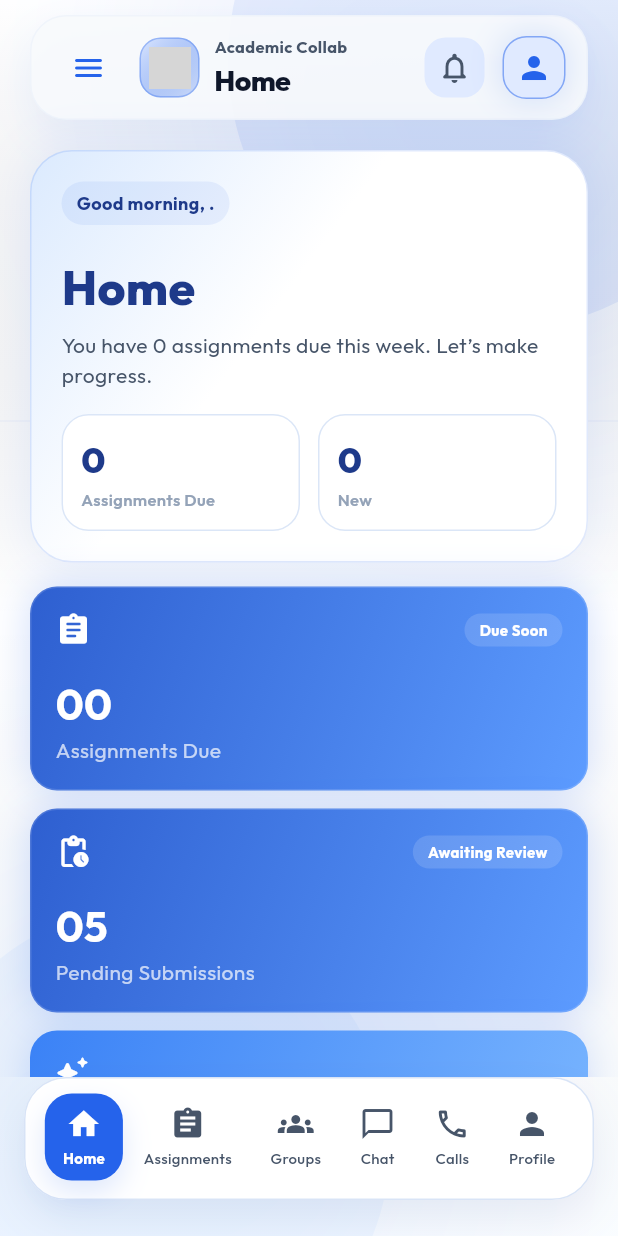
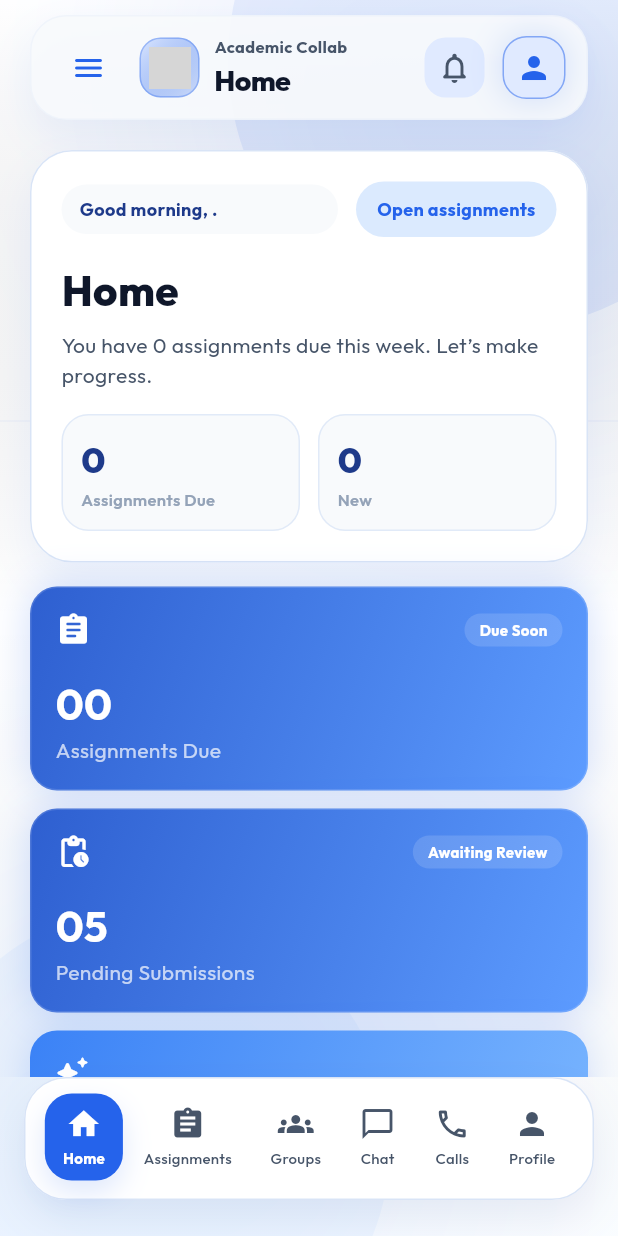
Before and after one commit to jare654/Edu-Collab, a Flutter app: the StudentHomeScreen screen opened by its route, on a phone screen of 412 x 824 dp. Run offline on Flutter 3.47's test engine with Material 3 defaults, Android fonts, the light colour scheme and no system bars; our stand-ins replace dio, drift, envied, file_picker, go_router, google_fonts and 2 more; missing offline and left inert: jitsi_meet_flutter_sdk; accounts and stored records are empty; generated files the repository leaves out were written again; network calls fail; grey boxes are pictures that could not be loaded.

Commit message:
feat: enhance student dashboard and navigation experience
- Redesign student home screen with improved layout and functionality
- Update student scaffold with better navigation and theming
- Expand app strings with comprehensive localization support
- Enhance app router with better navigation handling
- Improve overall student user experience and accessibility

```diff
--- a/lib/core/localization/app_strings.dart
+++ b/lib/core/localization/app_strings.dart
@@ -44,6 +44,39 @@ class AppStringsDelegate extends LocalizationsDelegate<AppStrings> {
 const Map<String, String> _en = {
   'app_name': 'Academic Collaboration',
   'start_subtitle': 'AN ASSIGNMENT HUB',
+  'welcome_to': 'Welcome to',
+  'get_started': 'Get Started',
+  'start_tagline': 'Join collaborative classrooms',
+  'start_description':
+      'Assignments, group work, chat, and live calls in one polished academic workspace.',
+  'secure_workspace': 'Secure workspace',
+  'live_collaboration': 'Live collaboration',
+  'agree_terms': 'By continuing, you agree to our Terms of Service.',
+  'skip': 'Skip',
+  'next': 'Next',
+  'onboarding_title_1': 'Learn with your class, not around it',
+  'onboarding_body_1':
+      'Stay synced with lecturers, teammates, and assignments from the very first day.',
+  'onboarding_title_2': 'Move at your pace',
+  'onboarding_body_2':
+      'Track deadlines, review resources, and keep momentum without losing the bigger picture.',
+  'onboarding_title_3': 'Turn feedback into progress',
+  'onboarding_body_3':
+      'See updates, group activity, and live calls in one streamlined academic dashboard.',
+  'support_message':
+      'Need help? Contact our support team directly at support@educollab.com.',
+  'splash_copy_1': 'Ideas come together.',
+  'splash_copy_2': 'Connecting...',
+  'splash_copy_3': 'Building together.',
+  'splash_tagline': 'Learn together. Grow together.',
+  'onboarding_badge_1': 'Daily progress',
+  'onboarding_badge_2': 'Flexible pace',
+  'onboarding_badge_3': 'Visible wins',
+  'verification_step': 'Step 3 of 3',
+  'verification_tip':
+      'Enter the code from your inbox to finish setting up your account.',
+  'open_assignments': 'Open assignments',
+  'call_unavailable_short': 'Unable to open the call right now.',
   'login': 'Log In',
   'create_account': 'Create Account',
   'support': 'SUPPORT',
@@ -267,12 +300,14 @@ const Map<String, String> _en = {
   'assignment_type': 'Assignment Type',
   'individual_assignment': 'Individual',
   'group_assignment': 'Group',
-  'group_assignment_note': 'For group assignments, add all group member emails.',
+  'group_assignment_note':
+      'For group assignments, add all group member emails.',
   'start_group_call': 'Start Group Call',
   'starting_call': 'Starting call...',
   'call_student': 'Call student',
   'calls': 'Calls',
-  'calls_subtitle': 'See answered, missed, individual, and group call activity.',
+  'calls_subtitle':
+      'See answered, missed, individual, and group call activity.',
   'all_calls': 'All calls',
   'answered_calls': 'Answered',
   'missed_calls': 'Missed',
@@ -285,7 +320,8 @@ const Map<String, String> _en = {
   'no_call_logs': 'No calls recorded yet.',
   'unknown_contact': 'Unknown contact',
   'video_call_unavailable': 'Video calling is unavailable right now.',
-  'select_student_to_call': 'Choose a student from submissions to start a call.',
+  'select_student_to_call':
+      'Choose a student from submissions to start a call.',
   'opening_call': 'Opening call...',
   'send_email_notification': 'Send email notification',
   'send_email_notification_subtitle': 'Notify students when you publish.',
@@ -535,6 +571,37 @@ const Map<String, String> _en = {
 const Map<String, String> _am = {
   'app_name': 'የትምህርት ትብብር',
   'start_subtitle': 'የተግባር ማዕከል',
+  'welcome_to': 'እንኳን ወደ',
+  'get_started': 'ጀምር',
+  'start_tagline': 'የተባበሩ ክፍሎችን ይቀላቀሉ',
+  'start_description':
+      'ተግባራት፣ የቡድን ስራ፣ ቻት እና የቀጥታ ጥሪዎችን በአንድ ዘመናዊ የትምህርት ስርዓት ውስጥ ያግኙ።',
+  'secure_workspace': 'ደህንነቱ የተጠበቀ ቦታ',
+  'live_collaboration': 'የቀጥታ ትብብር',
+  'agree_terms': 'በመቀጠል የአገልግሎት ውሎቻችንን ተስማምተዋል።',
+  'skip': 'ዝለል',
+  'next': 'ቀጣይ',
+  'onboarding_title_1': 'ከክፍልዎ ጋር በአንድነት ይማሩ',
+  'onboarding_body_1':
+      'ከመጀመሪያው ቀን ጀምሮ ከአስተማሪዎች፣ ከቡድን አባላት እና ከተግባራት ጋር ተመሳሳይ መረጃ ይኑርዎት።',
+  'onboarding_title_2': 'በራስዎ ፍጥነት ይጓዙ',
+  'onboarding_body_2':
+      'ጊዜ ገደቦችን ይከታተሉ፣ ምንጮችን ይመልከቱ፣ እና ትልቁን ምስል ሳያጡ እድገትዎን ይጠብቁ።',
+  'onboarding_title_3': 'ግብረመልስን ወደ እድገት ይቀይሩ',
+  'onboarding_body_3':
+      'ማሻሻያዎችን፣ የቡድን እንቅስቃሴን እና የቀጥታ ጥሪዎችን በአንድ የተዘጋጀ የትምህርት መቆጣጠሪያ ውስጥ ይመልከቱ።',
+  'support_message': 'እርዳታ ይፈልጋሉ? በ support@educollab.com የድጋፍ ቡድናችንን ያግኙ።',
+  'splash_copy_1': 'ሀሳቦች አንድ ይሆናሉ።',
+  'splash_copy_2': 'በመገናኘት ላይ...',
+  'splash_copy_3': 'በአንድነት በመገንባት ላይ።',
+  'splash_tagline': 'በአንድነት ተማሩ። በአንድነት እደጉ።',
+  'onboarding_badge_1': 'ዕለታዊ እድገት',
+  'onboarding_badge_2': 'ተለዋዋጭ ፍጥነት',
+  'onboarding_badge_3': 'የሚታዩ ውጤቶች',
+  'verification_step': 'ደረጃ 3 ከ 3',
+  'verification_tip': 'መለያዎን ለመጨረስ ከኢሜይልዎ የመጣውን ኮድ ያስገቡ።',
+  'open_assignments': 'ተግባራትን ክፈት',
+  'call_unavailable_short': 'ጥሪውን አሁን መክፈት አልተቻለም።',
   'login': 'ግባ',
   'create_account': 'መለያ ፍጠር',
   'support': 'ድጋፍ',
@@ -600,8 +667,7 @@ const Map<String, String> _am = {
   'nothing_in_this_tab': 'በዚህ ትር ምንም የለም',
   'upcoming_assignments_here': 'ቀረቡ ተግባራት እዚህ ይታያሉ።',
   'completed_assignments_here': 'የተጠናቀቁ ተግባራት እዚህ ይታያሉ።',
-  'assignments_synced_message':
-      'ተግባራት በአስተማሪዎ ወደ ኢሜይልዎ ከተመደቡ በኋላ ይታያሉ።',
+  'assignments_synced_message': 'ተግባራት በአስተማሪዎ ወደ ኢሜይልዎ ከተመደቡ በኋላ ይታያሉ።',
   'due_date': 'የሚጠናቀቀበት {date}',
   'view_details': 'ዝርዝር ይመልከቱ',
   'submit': 'አስገባ',
@@ -842,8 +908,7 @@ const Map<String, String> _am = {
   'profile_settings': 'የመገለጫ ቅንብሮች',
   'groups': 'ቡድኖች',
   'groups_created_by_lecturer': 'ቡድኖች በአስተማሪዎች ይፈጠራሉ',
-  'groups_created_by_lecturer_subtitle':
-      'አስተማሪዎ ቡድኑ ሲዘጋጅ ግብዣ ይልካል።',
+  'groups_created_by_lecturer_subtitle': 'አስተማሪዎ ቡድኑ ሲዘጋጅ ግብዣ ይልካል።',
   'academic_collaboration': 'የትምህርት ትብብር',
   'group_work_overview': 'የቡድን ስራ አጠቃላይ እይታ',
   'groups_overview': 'የቡድን አጠቃላይ እይታ',
--- a/lib/core/router/app_router.dart
+++ b/lib/core/router/app_router.dart
@@ -5,6 +5,8 @@ import '../../features/auth/forgot_password_screen.dart';
 import '../../features/auth/create_account_screen.dart';
 import '../../features/auth/verify_code_screen.dart';
 import '../../features/auth/start_screen.dart';
+import '../../features/auth/onboarding_screen.dart';
+import '../../features/auth/splash_screen.dart';
 import '../../features/assignments/assignment_detail_screen.dart';
 import '../../features/assignments/assignment_submission_screen.dart';
 import '../../features/assignments/student_assignments_screen.dart';
@@ -42,13 +44,15 @@ import '../../shared/widgets/lecturer_scaffold.dart';
 GoRouter createRouter(AuthNotifier auth) {
   return GoRouter(
     refreshListenable: auth,
-    initialLocation: '/start',
+    initialLocation: '/splash',
     redirect: (context, state) {
       if (auth.loading) return null;
       final loggedIn = auth.isAuthenticated;
       final loc = state.matchedLocation;
       if (!loggedIn) {
         if (loc == '/start' ||
+            loc == '/splash' ||
+            loc == '/onboarding' ||
             loc == '/login' ||
             loc == '/signup' ||
             loc == '/forgot-password' ||
@@ -58,6 +62,8 @@ GoRouter createRouter(AuthNotifier auth) {
         return '/start';
       }
       if (loc == '/start' ||
+          loc == '/splash' ||
+          loc == '/onboarding' ||
           loc == '/login' ||
           loc == '/signup' ||
           loc == '/verify') {
@@ -76,7 +82,12 @@ GoRouter createRouter(AuthNotifier auth) {
       return null;
     },
     routes: [
+      GoRoute(path: '/splash', builder: (context, _) => const SplashScreen()),
       GoRoute(path: '/start', builder: (context, _) => const StartScreen()),
+      GoRoute(
+        path: '/onboarding',
+        builder: (context, _) => const OnboardingScreen(),
+      ),
       GoRoute(path: '/login', builder: (context, _) => const LoginScreen()),
       GoRoute(
         path: '/signup',
--- a/lib/features/home/student_home_screen.dart
+++ b/lib/features/home/student_home_screen.dart
@@ -22,7 +22,9 @@ class StudentHomeScreen extends StatelessWidget {
     final resources = context.watch<ResourcesNotifier>().items;
     final notifications = context.watch<NotificationsNotifier?>();
     final meet = context.watch<MeetNotifier>();
-    final dueCount = assignments.where((a) => a.status == AssignmentStatus.upcoming).length;
+    final dueCount = assignments
+        .where((a) => a.status == AssignmentStatus.upcoming)
+        .length;
     final newAssignmentCount = notifications?.assignmentCount ?? 0;
     final user = context.watch<AuthNotifier?>()?.user;
     final displayName = user?.name ?? 'Student';
@@ -96,8 +98,10 @@ class StudentHomeScreen extends StatelessWidget {
                             width: double.infinity,
                           ),
                           const SizedBox(height: 16),
-                          if (meet.nextMeeting != null) _meetingPanel(context, meet),
-                          if (meet.nextMeeting != null) const SizedBox(height: 16),
+                          if (meet.nextMeeting != null)
+                            _meetingPanel(context, meet),
+                          if (meet.nextMeeting != null)
+                            const SizedBox(height: 16),
                           _quickActionsPanel(context),
                           const SizedBox(height: 16),
                           _focusPanel(
@@ -129,32 +133,23 @@ class StudentHomeScreen extends StatelessWidget {
       padding: const EdgeInsets.all(20),
       decoration: BoxDecoration(
         borderRadius: BorderRadius.circular(28),
-        gradient: LinearGradient(
-          colors: [
-            AppTheme.secondaryContainer,
-            AppTheme.surface,
-            Colors.white,
-          ],
-          stops: const [0.0, 0.42, 1.0],
-          begin: Alignment.topLeft,
-          end: Alignment.bottomRight,
-        ),
-        border: Border.all(color: AppTheme.primary.withValues(alpha: 0.14)),
-        boxShadow: [
-          BoxShadow(
-            color: AppTheme.primary.withValues(alpha: 0.10),
-            blurRadius: 28,
-            spreadRadius: 2,
-          ),
-        ],
+        color: Colors.white,
+        border: Border.all(color: AppTheme.outline.withValues(alpha: 0.95)),
+        boxShadow: AppElevations.soft,
       ),
       child: Column(
         crossAxisAlignment: CrossAxisAlignment.start,
         children: [
-          Container(
-            padding: const EdgeInsets.symmetric(horizontal: 10, vertical: 6),
+          Row(
+            children: [
+              Expanded(
+                child: Container(
+                  padding: const EdgeInsets.symmetric(
+                    horizontal: 12,
+                    vertical: 8,
+                  ),
                   decoration: BoxDecoration(
-              color: AppTheme.primary.withValues(alpha: 0.08),
+                    color: AppTheme.surfaceLow,
                     borderRadius: BorderRadius.circular(AppRadius.pill),
                   ),
                   child: Text(
@@ -166,13 +161,35 @@ class StudentHomeScreen extends StatelessWidget {
                     ),
                   ),
                 ),
-          const SizedBox(height: 18),
+              ),
+              const SizedBox(width: 12),
+              Container(
+                padding: const EdgeInsets.symmetric(
+                  horizontal: 14,
+                  vertical: 10,
+                ),
+                decoration: BoxDecoration(
+                  color: AppTheme.secondaryContainer,
+                  borderRadius: BorderRadius.circular(AppRadius.pill),
+                ),
+                child: Text(
+                  context.tr('open_assignments'),
+                  style: const TextStyle(
+                    color: AppTheme.primary,
+                    fontWeight: FontWeight.w700,
+                    fontSize: 12,
+                  ),
+                ),
+              ),
+            ],
+          ),
+          const SizedBox(height: 16),
           Text(
             context.tr('home'),
             style: const TextStyle(
-              fontSize: 32,
+              fontSize: 28,
               fontWeight: FontWeight.w800,
-              color: AppTheme.primaryContainer,
+              color: AppTheme.textPrimary,
             ),
           ),
           const SizedBox(height: 6),
@@ -211,9 +228,9 @@ class StudentHomeScreen extends StatelessWidget {
       child: Container(
         padding: const EdgeInsets.all(12),
         decoration: BoxDecoration(
-          color: Colors.white,
+          color: AppTheme.surfaceLow,
           borderRadius: BorderRadius.circular(18),
-          border: Border.all(color: AppTheme.outline.withValues(alpha: 0.9)),
+          border: Border.all(color: AppTheme.outline.withValues(alpha: 0.7)),
         ),
         child: Column(
           crossAxisAlignment: CrossAxisAlignment.start,
@@ -340,10 +357,26 @@ class StudentHomeScreen extends StatelessWidget {
         spacing: 10,
         runSpacing: 10,
         children: [
-          _ActionChip(label: context.tr('schedule_session'), icon: Icons.calendar_today, onTap: () => context.push('/student/schedule_session')),
-          _ActionChip(label: context.tr('take_notes'), icon: Icons.edit_note, onTap: () => context.push('/student/notes')),
-          _ActionChip(label: context.tr('study_group'), icon: Icons.forum, onTap: () => context.push('/student/chat')),
-          _ActionChip(label: context.tr('bookmarks'), icon: Icons.star, onTap: () => context.push('/student/bookmarks')),
+          _ActionChip(
+            label: context.tr('schedule_session'),
+            icon: Icons.calendar_today,
+            onTap: () => context.push('/student/schedule_session'),
+          ),
+          _ActionChip(
+            label: context.tr('take_notes'),
+            icon: Icons.edit_note,
+            onTap: () => context.push('/student/notes'),
+          ),
+          _ActionChip(
+            label: context.tr('study_group'),
+            icon: Icons.forum,
+            onTap: () => context.push('/student/chat'),
+          ),
+          _ActionChip(
+            label: context.tr('bookmarks'),
+            icon: Icons.star,
+            onTap: () => context.push('/student/bookmarks'),
+          ),
         ],
       ),
     );
@@ -479,10 +512,7 @@ class StudentHomeScreen extends StatelessWidget {
       padding: const EdgeInsets.all(16),
       decoration: BoxDecoration(
         gradient: const LinearGradient(
-          colors: [
-            AppTheme.primaryContainer,
-            AppTheme.primary,
-          ],
+          colors: [AppTheme.primaryContainer, AppTheme.primary],
           begin: Alignment.topLeft,
           end: Alignment.bottomRight,
         ),
@@ -576,10 +606,7 @@ class StudentHomeScreen extends StatelessWidget {
                   ),
             maxLines: 2,
             overflow: TextOverflow.ellipsis,
-            style: const TextStyle(
-              color: Colors.white70,
-              height: 1.4,
-            ),
+            style: const TextStyle(color: Colors.white70, height: 1.4),
           ),
           const SizedBox(height: 14),
           Row(
@@ -639,10 +666,7 @@ class StudentHomeScreen extends StatelessWidget {
       padding: const EdgeInsets.all(16),
       decoration: BoxDecoration(
         gradient: LinearGradient(
-          colors: [
-            const Color(0xFF2E5FD0),
-            const Color(0xFF5D9CFF),
-          ],
+          colors: [const Color(0xFF2E5FD0), const Color(0xFF5D9CFF)],
           begin: Alignment.topLeft,
           end: Alignment.bottomRight,
         ),
@@ -664,7 +688,10 @@ class StudentHomeScreen extends StatelessWidget {
             children: [
               Icon(icon, color: Colors.white),
               Container(
-                padding: const EdgeInsets.symmetric(horizontal: 10, vertical: 4),
+                padding: const EdgeInsets.symmetric(
+                  horizontal: 10,
+                  vertical: 4,
+                ),
                 decoration: BoxDecoration(
                   color: Colors.white.withValues(alpha: 0.14),
                   borderRadius: BorderRadius.circular(AppRadius.pill),
@@ -747,7 +774,11 @@ class _ActionChip extends StatelessWidget {
   final IconData icon;
   final VoidCallback onTap;
 
-  const _ActionChip({required this.label, required this.icon, required this.onTap});
+  const _ActionChip({
+    required this.label,
+    required this.icon,
+    required this.onTap,
+  });
 
   @override
   Widget build(BuildContext context) {
--- a/lib/shared/widgets/student_scaffold.dart
+++ b/lib/shared/widgets/student_scaffold.dart
@@ -44,7 +44,8 @@ class StudentScaffold extends StatelessWidget {
                         items: navItems,
                         onTap: onTap,
                         title: 'Academic\nCollab',
-                        brandAssetPath: 'assets/images/academic_collab.png',
+                        brandAssetPath:
+                            'assets/images/academic_collab_mark.png',
                       ),
                       Expanded(child: child),
                     ],
@@ -53,11 +54,7 @@ class StudentScaffold extends StatelessWidget {
               : child,
           bottomNavigationBar: useRail
               ? null
-              : AppBottomNav(
-                  index: index,
-                  items: navItems,
-                  onTap: onTap,
-                ),
+              : AppBottomNav(index: index, items: navItems, onTap: onTap),
         );
       },
     );
```
Lines whose indentation alone changed are shown as unchanged.
